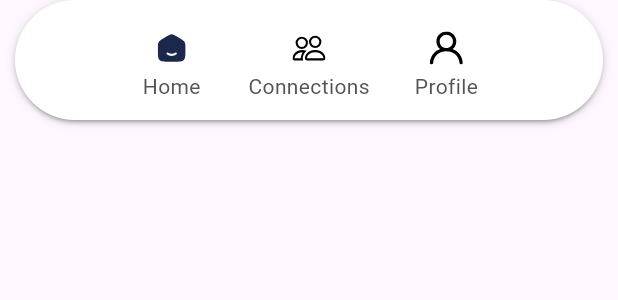
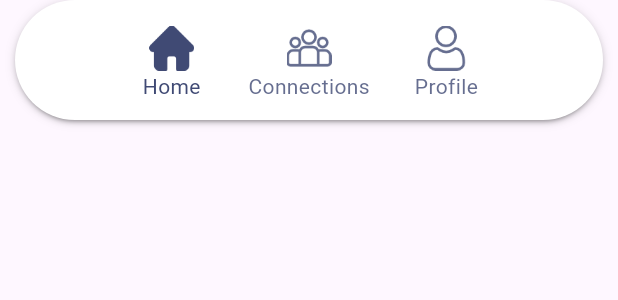
Before and after one commit to Abhish4k/Flutter-Firebase-Agora, a Flutter app: the BottomNavigationWidget widget shown alone on an empty page, opened directly, on a phone screen of 412 x 824 dp. Shown: the top 300 px of the screen. Run offline on Flutter 3.47's test engine with Material 3 defaults, Android fonts, the phone set to English and light mode, and no system bars; our stand-ins replace dio, firebase_auth, firebase_core, flutter_svg, fluttertoast, get; accounts and stored records are empty.

Commit message:
Bottom Navigation Design Complete

```diff
--- a/lib/app_controller/dashboard_controller.dart
+++ b/lib/app_controller/dashboard_controller.dart
@@ -4,6 +4,7 @@ import 'package:flutter_agora_video_call/app_models/bottom_navigation_model/bott
 import 'package:flutter_agora_video_call/app_models/otp_model.dart/otp_model.dart';
 import 'package:flutter_agora_video_call/utils/app_images.dart';
 import 'package:flutter_agora_video_call/utils/app_strings.dart';
+import 'package:flutter_agora_video_call/utils/dashboard_screen_indexes.dart';
 import 'package:get/get.dart';
 import '../utils/app_text_controller.dart';
 
@@ -12,12 +13,8 @@ class DashboardController extends GetxController {
   List<OtpModel> otpControllerList = <OtpModel>[];
   List<FocusNode> otpFocusList = <FocusNode>[];
   RxList<Widget> screenList = <Widget>[].obs;
+  RxInt screenIndex = HOME_INDEX.obs;
 
-  static Rx<DashboardEnum> dashboardEnum = DashboardEnum.home.obs;
-  static Rx<DashboardEnum> get getDashboardEnum => dashboardEnum;
-  static set setDashboardEnum(DashboardEnum dbEnum) {
-    dashboardEnum.value = dbEnum;
-  }
   // RxList<BottomNavigationModel> homeList = <BottomNavigationModel>[].obs;
 
   @override
@@ -106,21 +103,21 @@ class DashboardController extends GetxController {
         selectedImage: AppImages.homeSelectedIcon,
         unselectedImage: AppImages.homeUnselectedIcon,
         onTab: () {},
-        isSvg: true,
+        isSvg: false,
         title: AppStrings.home,
       ),
       BottomNavigationModel(
         selectedImage: AppImages.connectionsSelectedIcon,
         unselectedImage: AppImages.connectionsUnselectedIcon,
         onTab: () {},
-        isSvg: true,
+        isSvg: false,
         title: AppStrings.connections,
       ),
       BottomNavigationModel(
         selectedImage: AppImages.profileSelectedIcon,
         unselectedImage: AppImages.profileUnselectedIcon,
         onTab: () {},
-        isSvg: true,
+        isSvg: false,
         title: AppStrings.profile,
       ),
     ];
--- a/lib/app_views/dashboard_screen/dashboard_screen.dart
+++ b/lib/app_views/dashboard_screen/dashboard_screen.dart
@@ -33,7 +33,7 @@ class DashboardScreen extends StatelessWidget {
       }),
       bottomNavigationBar: BottomNavigationWidget(
         itemList: dashboardController.fetchBottomNavigationBar(),
-        selectedIndex: 0.obs,
+        selectedIndex: dashboardController.screenIndex,
         height: AppConstSize.size80,
         width: appWidth(context: context),
       ),
--- a/lib/app_widget/bottom_navigation_widget/bottom_navigation_item_widget.dart
+++ b/lib/app_widget/bottom_navigation_widget/bottom_navigation_item_widget.dart
@@ -56,9 +56,12 @@ class BottomNavigationItemWidget extends StatelessWidget {
                 : imageAsset(
                     image: isSelected.value
                         ? bottomNavigationModel.selectedImage
-                        : bottomNavigationModel.selectedImage,
+                        : bottomNavigationModel.unselectedImage,
                     width: AppConstSize.size30,
                     height: AppConstSize.size30,
+                    color: isSelected.value
+                        ? AppColor.dotColor
+                        : AppColor.dotColor.withValues(alpha: 0.8),
                     boxFit: BoxFit.fill,
                   ),
           ),
@@ -66,7 +69,9 @@ class BottomNavigationItemWidget extends StatelessWidget {
             child: textWidget(
               text: bottomNavigationModel.title,
               height: AppConstSize.size0,
-              colour: AppColor.grey,
+              colour: isSelected.value
+                  ? AppColor.dotColor
+                  : AppColor.dotColor.withValues(alpha: 0.8),
             ),
           ),
         ],
--- a/lib/app_widget/bottom_navigation_widget/bottom_navigation_widget.dart
+++ b/lib/app_widget/bottom_navigation_widget/bottom_navigation_widget.dart
@@ -1,9 +1,10 @@
+import 'dart:io';
 import 'package:flutter/material.dart';
 import 'package:flutter_agora_video_call/app_models/bottom_navigation_model/bottom_navigation_model.dart';
-import 'package:flutter_agora_video_call/app_widget/bottom_navigation_widget/bottom_navigation_item_widget.dart';
 import 'package:flutter_agora_video_call/utils/app_const_size.dart';
 import 'package:get/get.dart';
 import '../../utils/app_color.dart';
+import 'bottom_navigation_item_widget.dart';
 
 class BottomNavigationWidget extends StatelessWidget {
   List<BottomNavigationModel> itemList;
@@ -23,11 +24,11 @@ class BottomNavigationWidget extends StatelessWidget {
     return Container(
       width: width,
       height: height,
-      // padding: EdgeInsets.only(
-      //   bottom: AppConstSize.size0,
-      // ),
+      padding: EdgeInsets.only(
+        bottom: Platform.isIOS ? AppConstSize.size10 : AppConstSize.size0,
+      ),
       margin: EdgeInsets.only(
-        bottom: AppConstSize.size25,
+        bottom: Platform.isIOS ? AppConstSize.size35 : AppConstSize.size25,
         left: AppConstSize.size10,
         right: AppConstSize.size10,
       ),
--- /dev/null
+++ b/lib/utils/dashboard_screen_indexes.dart
@@ -0,0 +1,3 @@
+const int HOME_INDEX = 0;
+const int CONNECTIONS_INDEX = 1;
+const int PROFILE_INDEX = 2;
```
Also changed, not shown: lib/utils/app_images.dart (+10 -9 lines), assets/icons/connections_selected_icon.svg (deleted), assets/icons/connections_unselected_icon.svg (deleted), assets/icons/home_selected_icon.svg (deleted), assets/icons/home_unselected_icon.svg (deleted), assets/icons/profile_selected_icon.svg (deleted), assets/icons/profile_unselected_icon.svg (deleted), assets/images/connections_selected_image.png (added), assets/images/connections_unselected_image.png (added), assets/images/home_selected_image.png (added), assets/images/home_unselected_image.png (added), assets/images/profile_selected_image.png (added), assets/images/profile_unselected_image.png (added).
